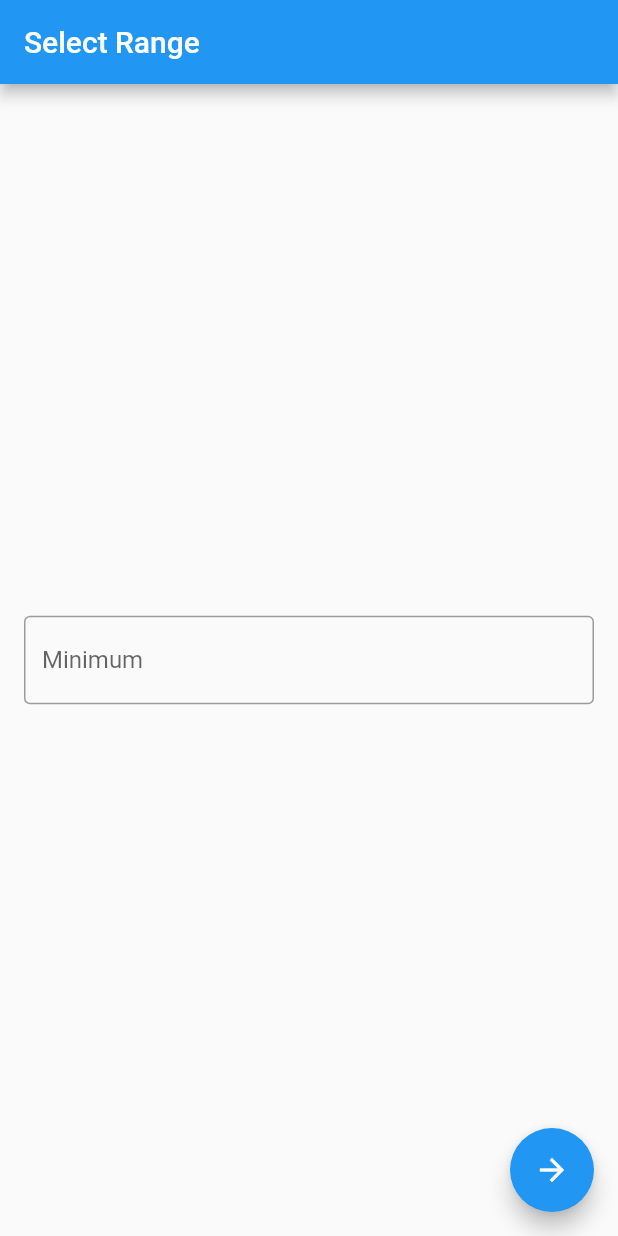
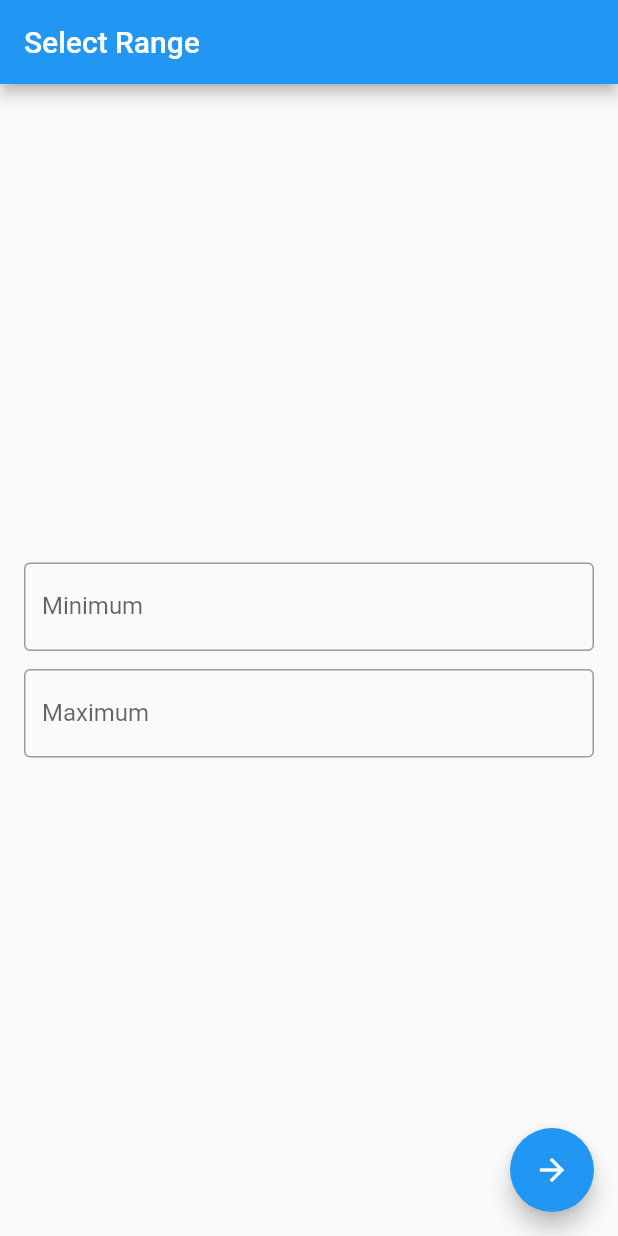
Before and after one commit to Dihfahsih1/flutter_fundamentals, a Flutter app: the screen it shows after launch, on a phone screen of 412 x 824 dp. Run offline on Flutter 3.47's test engine with Material 2 defaults, Android fonts, the phone set to English and light mode, and no system bars.

Commit message:
manage code reuse to avoid duplication

```diff
--- a/lib/range_selector_page.dart
+++ b/lib/range_selector_page.dart
@@ -20,15 +20,14 @@ class _RangeSelectorPageState extends State<RangeSelectorPage> {
           child: Column(
             mainAxisAlignment: MainAxisAlignment.center,
             children: [
-              TextFormField(
-                decoration: InputDecoration(
-                  border: OutlineInputBorder(),
-                  labelText: 'Minimum',
-                ),
-                keyboardType: TextInputType.numberWithOptions(
-                  decimal: false,
-                  signed: true,
-                ),
+              RangeSelectorTextFormField(
+                labelText: 'Minimum',
+              ),
+              SizedBox(
+                height: 12,
+              ),
+              RangeSelectorTextFormField(
+                labelText: 'Maximum',
               ),
             ],
           ),
@@ -43,3 +42,24 @@ class _RangeSelectorPageState extends State<RangeSelectorPage> {
     );
   }
 }
+
+class RangeSelectorTextFormField extends StatelessWidget {
+  const RangeSelectorTextFormField({Key? key, required this.labelText})
+      : super(key: key);
+
+  final String labelText;
+
+  @override
+  Widget build(BuildContext context) {
+    return TextFormField(
+      decoration: InputDecoration(
+        border: OutlineInputBorder(),
+        labelText: labelText,
+      ),
+      keyboardType: TextInputType.numberWithOptions(
+        decimal: false,
+        signed: true,
+      ),
+    );
+  }
+}
```
